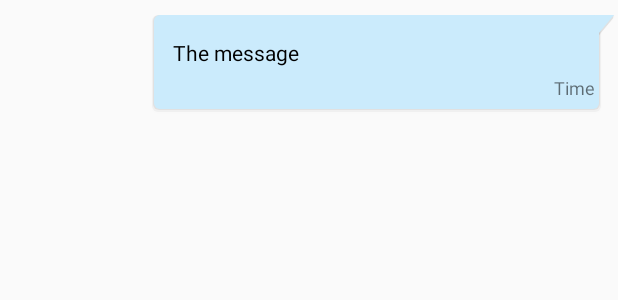
After one commit to Sparrow1001/TifigoSocialMedia, an Android app: the layout row_groupchat_right.xml on its own in the app's theme, with its tools: preview values and no code run, on a phone screen of 412 x 824 dp. The commit adds this screen. Shown: the top 300 px of the screen. Run offline under Robolectric (Android 15) with nearby library versions, the phone set to English and light mode, and no system bars.

Commit message:
add send messages in group chats

```diff
--- a/app/src/main/AndroidManifest.xml
+++ b/app/src/main/AndroidManifest.xml
@@ -17,7 +17,9 @@
         android:roundIcon="@mipmap/ic_launcher_round"
         android:supportsRtl="true"
         android:theme="@style/AppTheme">
-        <activity android:name=".GroupCreateActivity"></activity>
+        <activity android:name=".GroupChatActivity"
+            android:theme="@style/AppThemeNo"/>
+        <activity android:name=".GroupCreateActivity" />
         <activity android:name=".SplashScreenActivity">
             <intent-filter>
                 <action android:name="android.intent.action.MAIN" />
@@ -54,7 +56,7 @@
             android:name=".ChatActivity"
             android:theme="@style/AppThemeNo" />
         <activity android:name=".LoginActivity" />
-        <activity android:name=".DashboardActivity"></activity>
+        <activity android:name=".DashboardActivity" />
         <activity android:name=".RegisterActivity" />
         <activity android:name=".MainActivity" />
 
--- a/app/src/main/java/com/example/tifigosocialmedia/Adapters/AdapterGroupChatList.java
+++ b/app/src/main/java/com/example/tifigosocialmedia/Adapters/AdapterGroupChatList.java
@@ -1,6 +1,7 @@
 package com.example.tifigosocialmedia.Adapters;
 
 import android.content.Context;
+import android.content.Intent;
 import android.view.LayoutInflater;
 import android.view.View;
 import android.view.ViewGroup;
@@ -10,6 +11,7 @@ import android.widget.TextView;
 import androidx.annotation.NonNull;
 import androidx.recyclerview.widget.RecyclerView;
 
+import com.example.tifigosocialmedia.GroupChatActivity;
 import com.example.tifigosocialmedia.Models.ModelGroupChatList;
 import com.example.tifigosocialmedia.R;
 import com.squareup.picasso.Picasso;
@@ -52,7 +54,9 @@ public class AdapterGroupChatList extends RecyclerView.Adapter<AdapterGroupChatL
         holder.itemView.setOnClickListener(new View.OnClickListener() {
             @Override
             public void onClick(View v) {
-
+                Intent intent = new Intent(context, GroupChatActivity.class);
+                intent.putExtra("groupId", groupId);
+                context.startActivity(intent);
             }
         });
 
--- a/app/src/main/java/com/example/tifigosocialmedia/RegisterActivity.java
+++ b/app/src/main/java/com/example/tifigosocialmedia/RegisterActivity.java
@@ -112,7 +112,7 @@ public class RegisterActivity extends AppCompatActivity {
                     hashMap.put("name", name);
                     hashMap.put("onlineStatus", "online");
                     hashMap.put("typingTo", "noOne");
-                    hashMap.put("phone", phone);
+                    hashMap.put("phone", ""+phone);
                     hashMap.put("image", "");
                     hashMap.put("cover", "");
                     hashMap.put("isAdmin", "");
--- /dev/null
+++ b/app/src/main/res/layout/row_groupchat_right.xml
@@ -0,0 +1,42 @@
+<?xml version="1.0" encoding="utf-8"?>
+<RelativeLayout
+    xmlns:android="http://schemas.android.com/apk/res/android"
+    android:layout_width="match_parent"
+    android:layout_height="wrap_content"
+    android:background="@drawable/bg_sender"
+    android:layout_marginStart="100dp"
+    android:layout_marginTop="10dp"
+    android:padding="10dp">
+
+    <TextView
+        android:id="@+id/nameTv"
+        android:text="Name"
+        android:layout_width="wrap_content"
+        android:layout_height="wrap_content"
+        android:layout_marginStart="5dp"
+        android:visibility="gone"
+        android:textColor="#354F83"
+        android:textStyle="bold"/>
+
+    <TextView
+        android:id="@+id/messageTv"
+        android:layout_below="@id/nameTv"
+        android:layout_marginTop="5dp"
+        android:layout_marginBottom="5dp"
+        android:layout_marginStart="5dp"
+        android:layout_width="wrap_content"
+        android:layout_height="wrap_content"
+        android:text="The message"
+        android:textColor="@color/black"/>
+
+    <TextView
+        android:id="@+id/timeTv"
+        android:layout_width="wrap_content"
+        android:layout_height="wrap_content"
+        android:layout_alignParentEnd="true"
+        android:text="Time"
+        android:layout_below="@id/messageTv"
+        android:layout_marginEnd="5dp"
+        android:textSize="12sp"/>
+
+</RelativeLayout>
```
Also changed, not shown: app/src/main/java/com/example/tifigosocialmedia/Adapters/AdapterGroupChat.java (added, +121 -0 lines), app/src/main/java/com/example/tifigosocialmedia/GroupChatActivity.java (added, +159 -0 lines), app/src/main/java/com/example/tifigosocialmedia/Models/ModelGroupChat.java (added, +47 -0 lines), app/src/main/res/layout/activity_group_chat.xml (added, +90 -0 lines), app/src/main/res/layout/row_groupchat_left.xml (added, +41 -0 lines).
